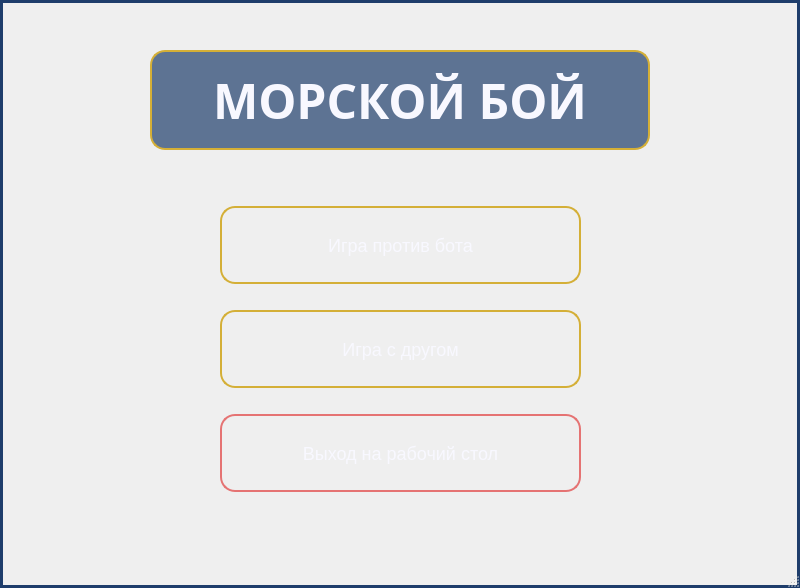
Before: the Qt Designer form mainwindow.ui in oldFiSt/Sea_Battle, drawn with Qt 5.
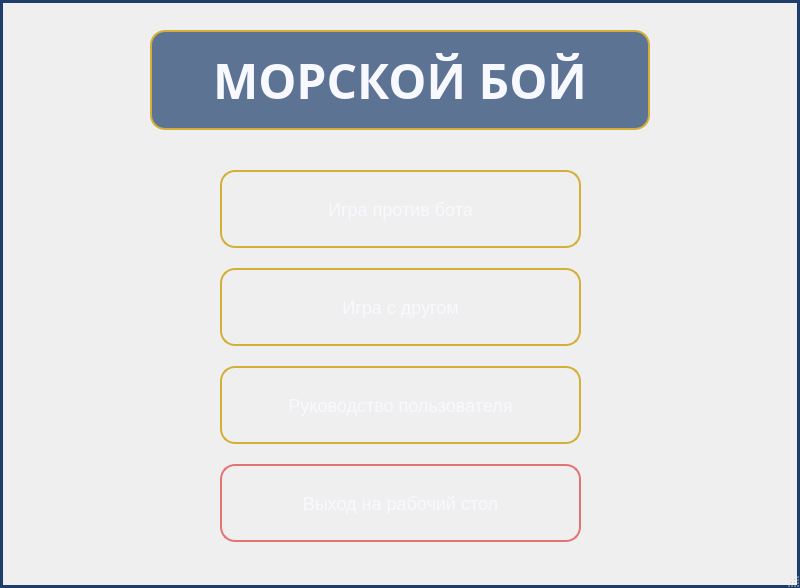
After: the same form once the commit is applied.

Commit message: Был реализован единый интерфейс игрового поля — теперь поле боя выглядит абсолютно одинаково как в режиме игры против бота, так и в сетевом режиме против друга. Кроме того, проведён рефакторинг кода: исправлена система расстановки кораблей, и теперь она работает корректно (это было протестировано нашей командой). Также добавлена возможность автоматической расстановки кораблей в двух режимах. Ещё одним нововведением стало окно «Руководство пользователя», где описаны правила игры и представлена информация о создателях.

What changed in the file:
```diff
--- a/mainwindow.ui
+++ b/mainwindow.ui
@@ -85,7 +85,7 @@
     <property name="geometry">
      <rect>
       <x>150</x>
-      <y>50</y>
+      <y>30</y>
       <width>500</width>
       <height>100</height>
      </rect>
@@ -108,9 +108,9 @@
     <property name="geometry">
      <rect>
       <x>220</x>
-      <y>200</y>
+      <y>170</y>
       <width>361</width>
-      <height>300</height>
+      <height>374</height>
      </rect>
     </property>
     <layout class="QVBoxLayout" name="verticalLayout">
@@ -131,6 +131,13 @@
        </property>
       </widget>
      </item>
+     <item>
+      <widget class="QPushButton" name="btnUserGuide">
+       <property name="text">
+        <string>Руководство пользователя</string>
+       </property>
+      </widget>
+     </item>
      <item>
       <widget class="QPushButton" name="btnExitToDesktop">
        <property name="text">
```
The commit also changes 23 other files.
